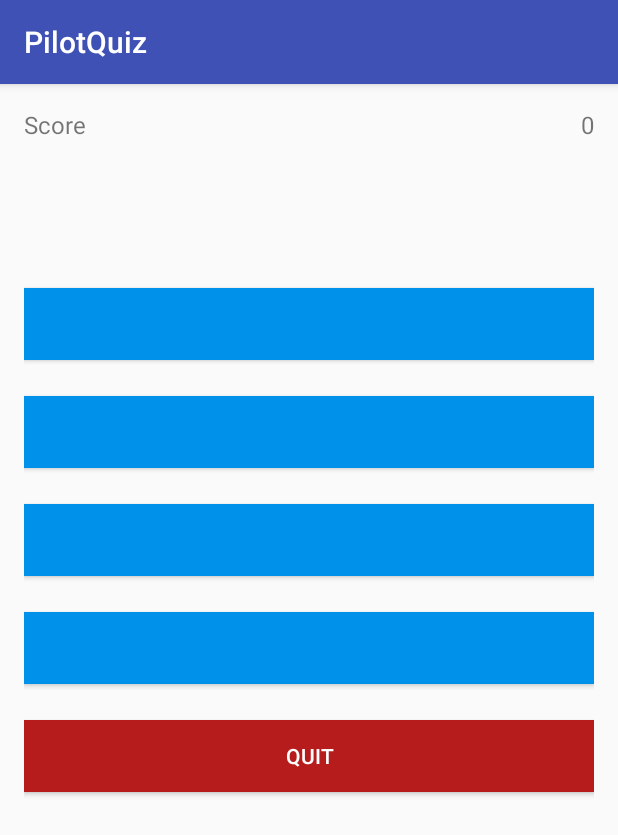
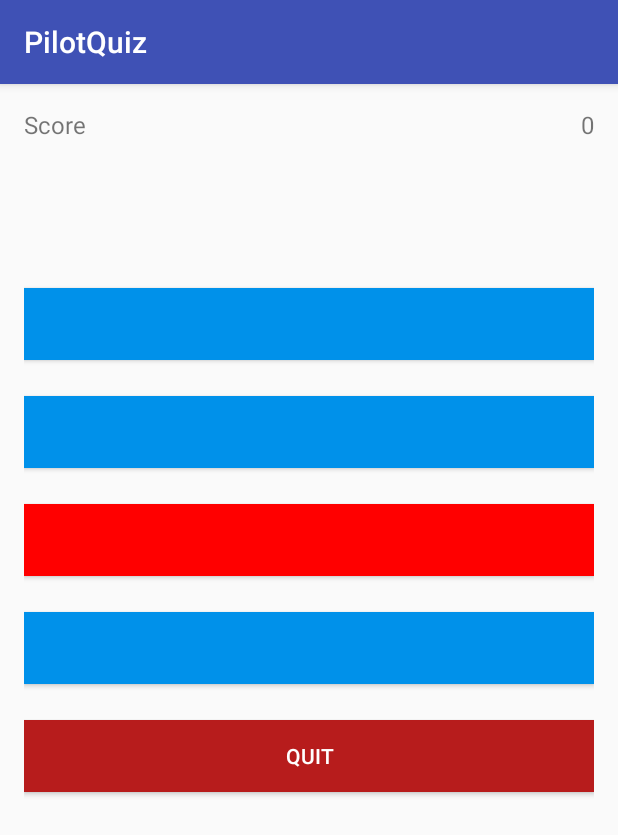
Before and after one commit to Oscar9447/PilotQuiz, an Android app: the QuizActivity screen opened directly, with no data from a screen before it, after a tap on an icon or button, on a phone screen of 412 x 824 dp. Shown: the top 835 px of the screen. Run offline under Robolectric (Android 15) with nearby library versions, the phone set to English and light mode, and no system bars; our stand-ins replace Firebase (no records; nobody signed in at launch, a user with empty details on screens opened directly).

```diff
--- a/app/build.gradle
+++ b/app/build.gradle
@@ -32,4 +32,5 @@ dependencies {
 
 
 
+
 apply plugin: 'com.google.gms.google-services'
--- a/app/src/main/java/com/example/oscar/pilotquiz/QuizActivity.java
+++ b/app/src/main/java/com/example/oscar/pilotquiz/QuizActivity.java
@@ -1,5 +1,6 @@
 package com.example.oscar.pilotquiz;
 
+import android.graphics.Color;
 import android.support.v7.app.AppCompatActivity;
 import android.os.Bundle;
 import android.view.View;
@@ -11,6 +12,8 @@ import com.google.firebase.database.DatabaseError;
 import com.google.firebase.database.DatabaseReference;
 import com.google.firebase.database.FirebaseDatabase;
 import com.google.firebase.database.ValueEventListener;
+
+import static android.graphics.Color.rgb;
 
 public class QuizActivity extends AppCompatActivity {
 
@@ -31,6 +34,7 @@ public class QuizActivity extends AppCompatActivity {
     protected void onCreate(Bundle savedInstanceState) {
         super.onCreate(savedInstanceState);
         setContentView(R.layout.activity_quiz);
+        FirebaseDatabase.getInstance().setPersistenceEnabled(true);
 
         mScoreView = (TextView)findViewById(R.id.score);
         mQuestion = (TextView) findViewById(R.id.question);
@@ -48,10 +52,16 @@ public class QuizActivity extends AppCompatActivity {
             @Override
             public void onClick(View v) {
                 if(mButtonChoice1.getText().equals(mAnswer)){
+
                     mScore = mScore + 1;
                     updateScore(mScore);
-                    updateQuestion();
+                    //set button colour if correct
+                    mButtonChoice1.setBackgroundColor(Color.GREEN);
+
+                       updateQuestion();
                 }else{
+                    //set button colour
+                    mButtonChoice1.setBackgroundColor(Color.RED);
                     updateQuestion();
                 }
             }
@@ -66,8 +76,15 @@ public class QuizActivity extends AppCompatActivity {
                 if(mButtonChoice2.getText().equals(mAnswer)){
                     mScore = mScore + 1;
                     updateScore(mScore);
+                    //set button colour if correct
+                    mButtonChoice2.setBackgroundColor(Color.GREEN);
+
+
                     updateQuestion();
                 }else{
+                    //set button colour
+                    mButtonChoice2.setBackgroundColor(Color.RED);
+
                     updateQuestion();
                 }
             }
@@ -81,8 +98,15 @@ public class QuizActivity extends AppCompatActivity {
                 if(mButtonChoice3.getText().equals(mAnswer)){
                     mScore = mScore + 1;
                     updateScore(mScore);
+                    //set button colour if correct
+                    mButtonChoice3.setBackgroundColor(Color.GREEN);
+
+
                     updateQuestion();
                 }else{
+                    //set button colour
+                    mButtonChoice3.setBackgroundColor(Color.RED);
+
                     updateQuestion();
                 }
             }
@@ -135,6 +159,8 @@ public class QuizActivity extends AppCompatActivity {
         @Override
         public void onDataChange(DataSnapshot dataSnapshot) {
             String question = dataSnapshot.getValue(String.class);
+            //set button colour back to blue
+            mButtonChoice1.setBackgroundColor(rgb(0, 145, 234));
             mQuestion.setText(question);
         }
 
--- a/app/src/main/res/layout/activity_quiz.xml
+++ b/app/src/main/res/layout/activity_quiz.xml
@@ -45,13 +45,13 @@
 
 
     <Button
+        android:id="@+id/choice1"
         android:layout_width="match_parent"
         android:layout_height="wrap_content"
+        android:layout_marginBottom="24dp"
+        android:background="#0091EA"
         android:text="A"
-        android:background="#0091EA"
-        android:textColor="#fff"
-        android:layout_marginBottom="24dp"
-        android:id="@+id/choice1"/>
+        android:textColor="#fff" />
 
     <Button
         android:layout_width="match_parent"
--- a/app/src/main/res/values/colors.xml
+++ b/app/src/main/res/values/colors.xml
@@ -3,4 +3,5 @@
     <color name="colorPrimary">#3F51B5</color>
     <color name="colorPrimaryDark">#303F9F</color>
     <color name="colorAccent">#FF4081</color>
+
 </resources>
```
Also changed, not shown: app/src/main/AndroidManifest.xml (+2 -6 lines).
